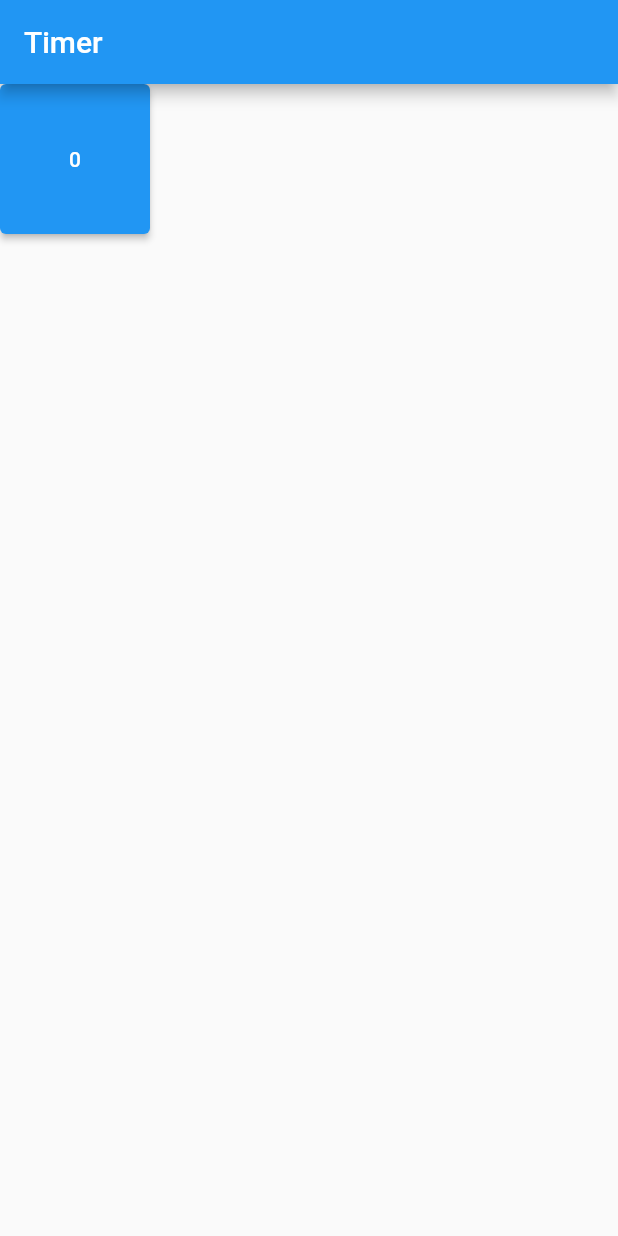
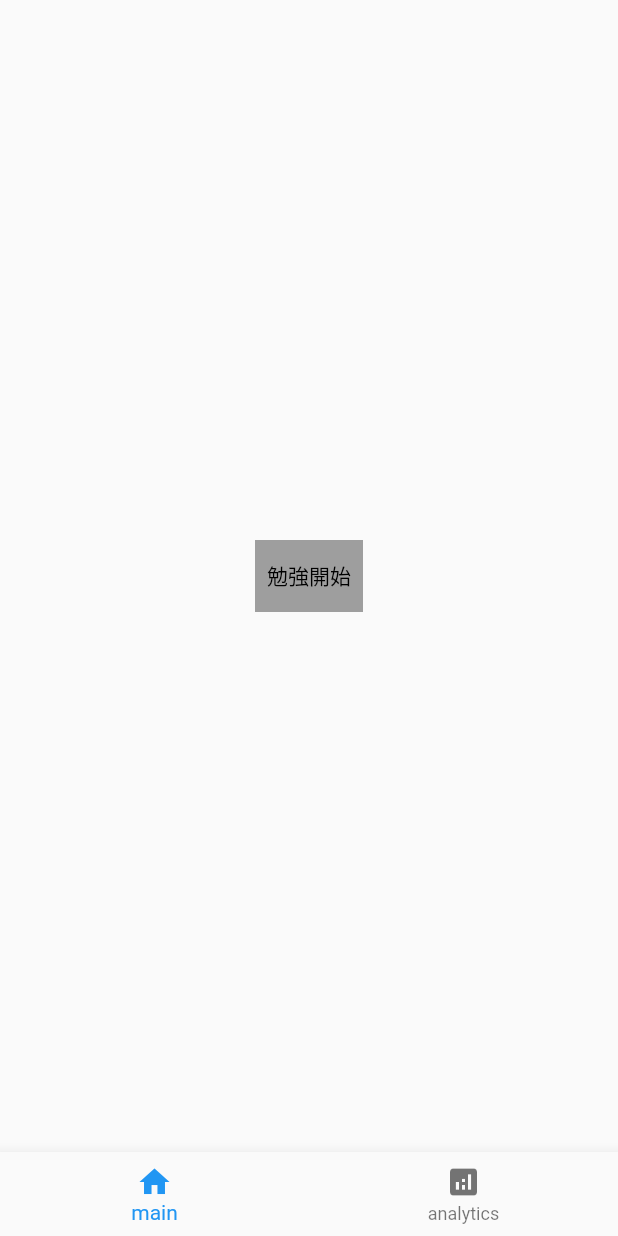
Before and after one commit to spin-spin-ryo/BenesseTeam1, a Flutter app: the screen it shows after launch, on a phone screen of 412 x 824 dp. Run offline on Flutter 3.47's test engine with Material 2 defaults, Android fonts, the phone set to English and light mode, and no system bars; our stand-ins replace flutter_local_notifications, timezone.

Commit message:
Timer Alert Add

```diff
--- a/lib/main.dart
+++ b/lib/main.dart
@@ -1,6 +1,7 @@
 import 'package:flutter/material.dart';
 
 import 'timer/TimerUI.dart';
+import 'ui/home.dart';
 
 void main() {
   runApp(const MyApp());
@@ -14,19 +15,19 @@ class MyApp extends StatelessWidget {
   Widget build(BuildContext context) {
     return MaterialApp(
       title: 'Flutter Demo',
-      theme: ThemeData(
-        // This is the theme of your application.
-        //
-        // Try running your application with "flutter run". You'll see the
-        // application has a blue toolbar. Then, without quitting the app, try
-        // changing the primarySwatch below to Colors.green and then invoke
-        // "hot reload" (press "r" in the console where you ran "flutter run",
-        // or simply save your changes to "hot reload" in a Flutter IDE).
-        // Notice that the counter didn't reset back to zero; the application
-        // is not restarted.
-        primarySwatch: Colors.blue,
-      ),
-      home: TestTimer(),
+      // theme: ThemeData(
+      //   // This is the theme of your application.
+      //   //
+      //   // Try running your application with "flutter run". You'll see the
+      //   // application has a blue toolbar. Then, without quitting the app, try
+      //   // changing the primarySwatch below to Colors.green and then invoke
+      //   // "hot reload" (press "r" in the console where you ran "flutter run",
+      //   // or simply save your changes to "hot reload" in a Flutter IDE).
+      //   // Notice that the counter didn't reset back to zero; the application
+      //   // is not restarted.
+      //   primarySwatch: Colors.blue,
+      // ),
+      home: Home(),
     );
   }
 }
--- a/lib/timer/TimerUI.dart
+++ b/lib/timer/TimerUI.dart
@@ -1,46 +1,3 @@
+import 'dart:math';
+
 import 'package:flutter/material.dart';
-
-class TestTimer extends StatefulWidget{
-  @override
-  _TestTimer createState() => _TestTimer();
-}
-
-class _TestTimer extends State<TestTimer>{
-  bool nowStudying = false;
-  DateTime StartDate = DateTime.now();
-  int dif = 0;
-
-  @override
-  Widget build(BuildContext context) {
-    // UIの部分はここに書く。
-    return Scaffold(
-      appBar: AppBar(
-        title: const Text("Timer"),
-      ),
-      body: Container(
-        height: 100,
-        width: 100,
-        child: ElevatedButton(
-          onPressed: () => FirstTimer_action(nowStudying),
-          child: Text("$dif"),
-        ),
-      ),
-    );
-  }
-
-    void FirstTimer_action(bool nowStudying) {
-    if (!nowStudying){
-      StartDate = DateTime.now();
-      setState(() {
-        nowStudying = true;
-      });
-    }else{
-      // int dif = StartDate.difference(DateTime.now()).inSeconds;
-      debugPrint(dif.toString());
-      setState(() {
-        dif = StartDate.difference(DateTime.now()).inSeconds;
-        nowStudying = false;
-      });
-    }
-  }
-}
--- /dev/null
+++ b/lib/ui/home.dart
@@ -0,0 +1,206 @@
+import 'dart:math';
+
+import 'package:benesse_team1/ui/Graph.dart';
+import 'package:flutter/material.dart';
+import 'package:flutter_local_notifications/flutter_local_notifications.dart';
+import 'package:timezone/data/latest.dart' as tz;
+import 'package:timezone/timezone.dart' as tz;
+
+
+MaterialColor box_color = Colors.grey;
+
+
+class Home extends StatefulWidget{
+  @override
+  _Home createState() => _Home();
+}
+
+class _Home extends State<Home> with WidgetsBindingObserver{
+
+
+  FlutterLocalNotificationsPlugin flutterLocalNotificationsPlugin =
+  FlutterLocalNotificationsPlugin();
+  int _selectedindex = 0;
+  int pageindex = 0;
+  bool nowStudying = false;
+  bool finishStudying = false;
+  DateTime StartTime = DateTime.now();
+  int StudyingSecond = 0;
+
+  @override
+  void initState() {
+    super.initState();
+    print("initState");
+    WidgetsBinding.instance.addObserver(this);
+    _init();
+  }
+
+  Future<void> didChangeAppLifecycleState(AppLifecycleState state) async {
+    debugPrint('state = $state');
+    if (state == AppLifecycleState.paused){
+      if (nowStudying){
+        debugPrint("ok");
+        ShowAlertPlusSecond(0,300,"test1","test2");
+        ShowAlertPlusSecond(1,600,"test1","test2");
+        ShowAlertPlusSecond(2,900,"test1","test2");
+        ShowAlertPlusSecond(3,1200,"test1","test2");
+        ShowAlertPlusSecond(4,1500,"test1","test2");
+      }
+    }
+
+    if (state == AppLifecycleState.resumed){
+      await flutterLocalNotificationsPlugin.cancelAll();
+    }
+
+  }
+
+  @override
+  Widget build(BuildContext context) {
+    // UIの部分はここに書く。
+    final _pages = <Widget>[
+      StartBody(),
+      StudyingBody(),
+      ResultBody(),
+      const Graph(),
+    ];
+    return Scaffold(
+      body: _pages[pageindex],
+      bottomNavigationBar: BottomNavigationBar(
+        currentIndex: _selectedindex,
+        onTap: _onItemTapped,
+        items: const [
+          BottomNavigationBarItem(
+            icon: Icon(Icons.home),
+            label: 'main',
+          ),
+          BottomNavigationBarItem(
+            icon: Icon(Icons.analytics),
+            label: 'analytics',
+          ),
+        ],
+      ),
+    );
+  }
+
+  Widget StartBody() {
+    return Center(
+      child: Container(
+        color: box_color,
+        child: TextButton(
+          onPressed: () =>
+          {
+            setState(() {
+              pageindex = 1;
+              nowStudying = true;
+              StartTime = DateTime.now();
+            })
+          },
+          child: const Text(
+            "勉強開始",
+            style: TextStyle(
+                color: Colors.black
+            ),
+          ),
+        ),
+      ),
+    );
+  }
+
+  Widget StudyingBody() {
+    return Center(
+      child: Container(
+        color: box_color,
+        child: TextButton(
+          onPressed: () =>
+          {
+            onPressedStudying()
+          },
+          child: Text("勉強終了"),
+        ),
+      ),
+    );
+  }
+
+  Widget ResultBody() {
+    return Center(
+      child: Container(
+          color: box_color,
+          child: Text("お疲れ様でした")
+      ),
+    );
+  }
+
+  _onItemTapped(int index) {
+    setState(() {
+      if (index == 1) {
+        pageindex = 3;
+      } else {
+        if (nowStudying) {
+          pageindex = 1;
+        } else {
+          pageindex = 0;
+        }
+      }
+    });
+  }
+
+  onPressedStudying() {
+    setState(() {
+      StudyingSecond = DateTime
+          .now()
+          .difference(StartTime)
+          .inSeconds;
+      debugPrint(StudyingSecond.toString());
+      pageindex = 2;
+    });
+    Future.delayed(const Duration(seconds: 5), () {
+      setState(() {
+        pageindex = 0;
+        nowStudying = false;
+      });
+    });
+  }
+
+  Future<void> _init() async {
+    await _configureLocalTimeZone();
+    await _initializeNotification();
+  }
+
+  Future<void> _initializeNotification() async {
+    const IOSInitializationSettings initializationSettingsIOS =
+    IOSInitializationSettings(
+      requestAlertPermission: false,
+      requestBadgePermission: false,
+      requestSoundPermission: false,
+    );
+    const AndroidInitializationSettings initializationSettingsAndroid =
+    AndroidInitializationSettings('@mipmap/ic_launcher');
+
+    const InitializationSettings initializationSettings =
+    InitializationSettings(
+      android: initializationSettingsAndroid,
+      iOS: initializationSettingsIOS,
+    );
+    await flutterLocalNotificationsPlugin.initialize(initializationSettings);
+  }
+  Future<void> _configureLocalTimeZone() async {
+    tz.initializeTimeZones();
+    var tokyo = tz.getLocation('Asia/Tokyo');
+    tz.setLocalLocation(tokyo);
+  }
+
+  Future<void> ShowAlertPlusSecond(int index,int second, String message1, String message2) async {
+    await flutterLocalNotificationsPlugin.zonedSchedule(
+        index,
+        message1,
+        message2,
+        tz.TZDateTime.now(tz.local).add(Duration(seconds: second)),
+        const NotificationDetails(
+            android: AndroidNotificationDetails(
+                'your channel id', 'your channel name',
+                channelDescription: 'your channel description')),
+        androidAllowWhileIdle: true,
+        uiLocalNotificationDateInterpretation:
+        UILocalNotificationDateInterpretation.absoluteTime);
+  }
+}
--- a/pubspec.yaml
+++ b/pubspec.yaml
@@ -34,6 +34,8 @@ dependencies:
   # The following adds the Cupertino Icons font to your application.
   # Use with the CupertinoIcons class for iOS style icons.
   cupertino_icons: ^1.0.2
+  flutter_local_notifications: ^9.6.1
+  timezone: ^0.8.0
 
 dev_dependencies:
   flutter_test:
```
Also changed, not shown: lib/ui/Graph.dart (added, +17 -0 lines), lib/Parameters.dart (added), pubspec.lock, 3 other files.
